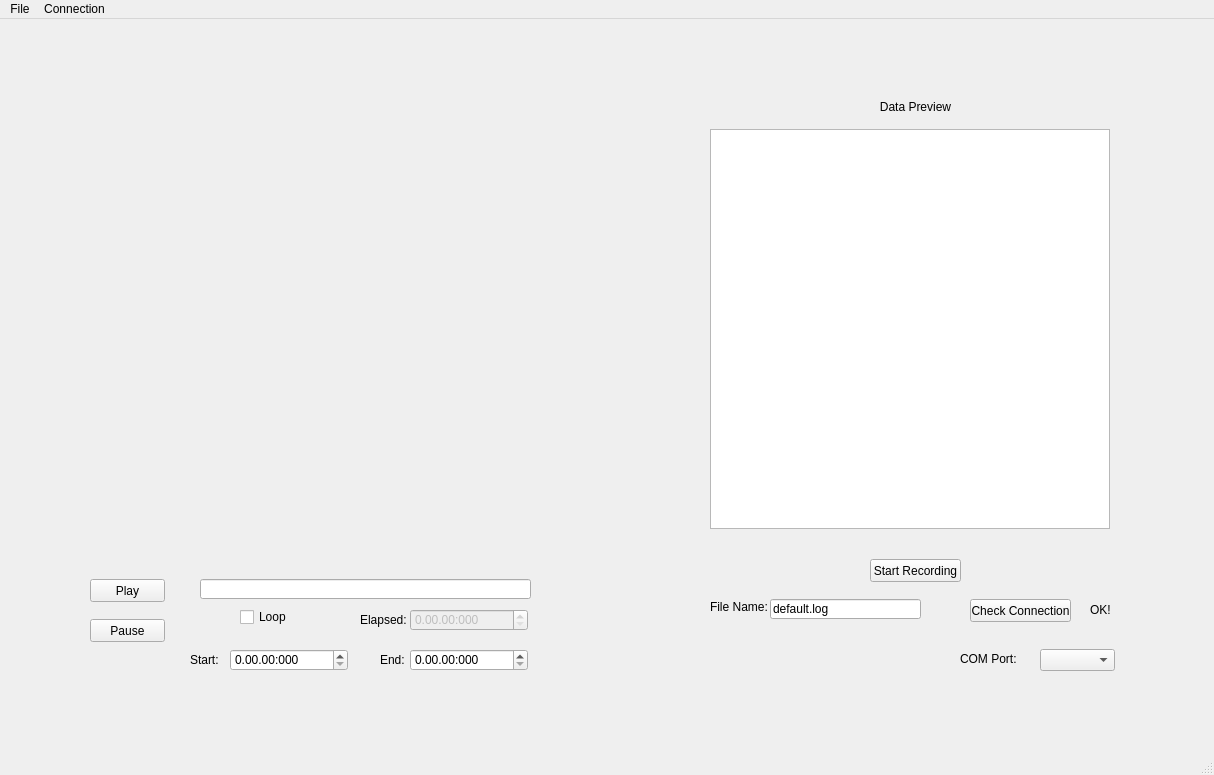
Old version of the form mainwindow.ui in the repository mgardner99/ELEC490.
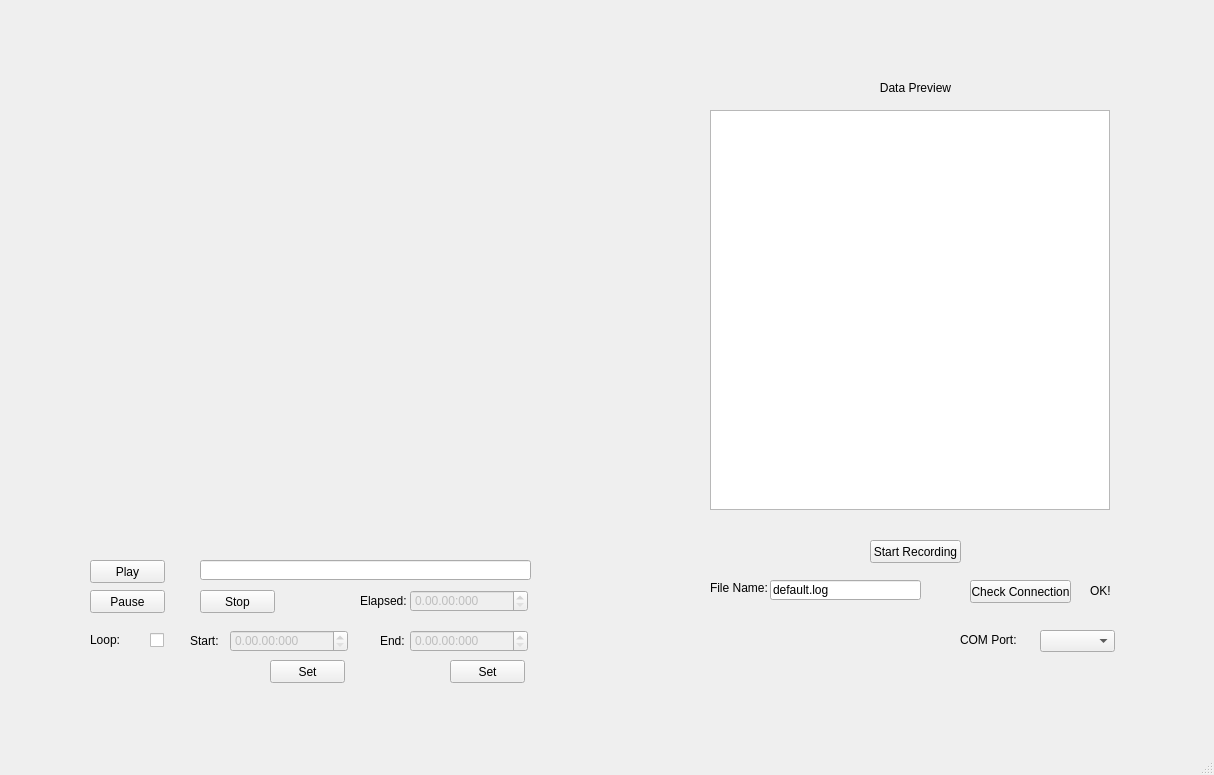
New version of the form.

```diff
--- a/mainwindow.ui
+++ b/mainwindow.ui
@@ -190,14 +190,14 @@
    <widget class="QCheckBox" name="loopBox">
     <property name="geometry">
      <rect>
-      <x>240</x>
-      <y>590</y>
-      <width>71</width>
-      <height>16</height>
+      <x>150</x>
+      <y>630</y>
+      <width>16</width>
+      <height>21</height>
      </rect>
     </property>
     <property name="text">
-     <string>Loop</string>
+     <string/>
     </property>
    </widget>
    <widget class="QTimeEdit" name="timeEdit">
@@ -233,6 +233,9 @@
     </property>
    </widget>
    <widget class="QTimeEdit" name="vidStartLoop">
+    <property name="enabled">
+     <bool>false</bool>
+    </property>
     <property name="geometry">
      <rect>
       <x>230</x>
@@ -246,6 +249,9 @@
     </property>
    </widget>
    <widget class="QTimeEdit" name="vidEndLoop">
+    <property name="enabled">
+     <bool>false</bool>
+    </property>
     <property name="geometry">
      <rect>
       <x>410</x>
@@ -288,7 +294,7 @@
     <property name="geometry">
      <rect>
       <x>90</x>
-      <y>600</y>
+      <y>590</y>
       <width>75</width>
       <height>23</height>
      </rect>
@@ -307,28 +313,58 @@
      </rect>
     </property>
    </widget>
-  </widget>
-  <widget class="QMenuBar" name="menuBar">
-   <property name="geometry">
-    <rect>
-     <x>0</x>
-     <y>0</y>
-     <width>1214</width>
-     <height>20</height>
-    </rect>
-   </property>
-   <widget class="QMenu" name="menuFile">
-    <property name="title">
-     <string>File</string>
+   <widget class="QPushButton" name="vidStartLoopSet">
+    <property name="geometry">
+     <rect>
+      <x>270</x>
+      <y>660</y>
+      <width>75</width>
+      <height>23</height>
+     </rect>
     </property>
+    <property name="text">
+     <string>Set</string>
+    </property>
    </widget>
-   <widget class="QMenu" name="menuConnection">
-    <property name="title">
-     <string>Connection</string>
+   <widget class="QPushButton" name="vidEndLoopSet">
+    <property name="geometry">
+     <rect>
+      <x>450</x>
+      <y>660</y>
+      <width>75</width>
+      <height>23</height>
+     </rect>
     </property>
+    <property name="text">
+     <string>Set</string>
+    </property>
    </widget>
-   <addaction name="menuFile"/>
-   <addaction name="menuConnection"/>
+   <widget class="QLabel" name="label_8">
+    <property name="geometry">
+     <rect>
+      <x>90</x>
+      <y>630</y>
+      <width>46</width>
+      <height>20</height>
+     </rect>
+    </property>
+    <property name="text">
+     <string>Loop:</string>
+    </property>
+   </widget>
+   <widget class="QPushButton" name="vidStop">
+    <property name="geometry">
+     <rect>
+      <x>200</x>
+      <y>590</y>
+      <width>75</width>
+      <height>23</height>
+     </rect>
+    </property>
+    <property name="text">
+     <string>Stop</string>
+    </property>
+   </widget>
   </widget>
   <widget class="QStatusBar" name="statusBar"/>
  </widget>
```
